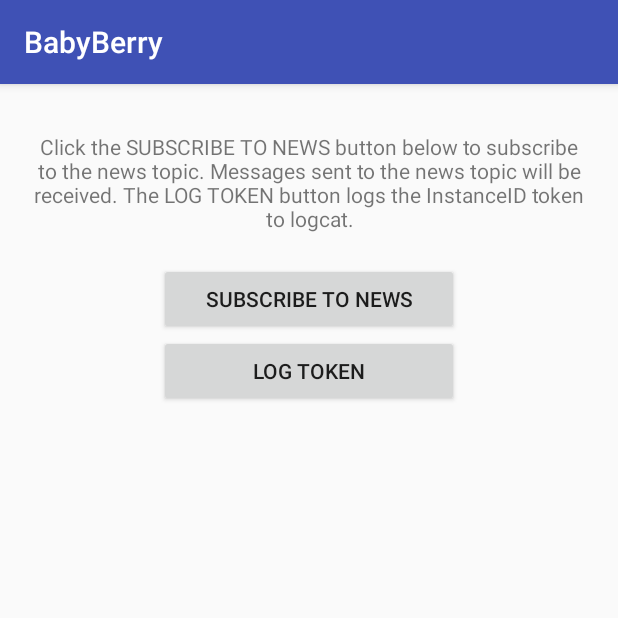
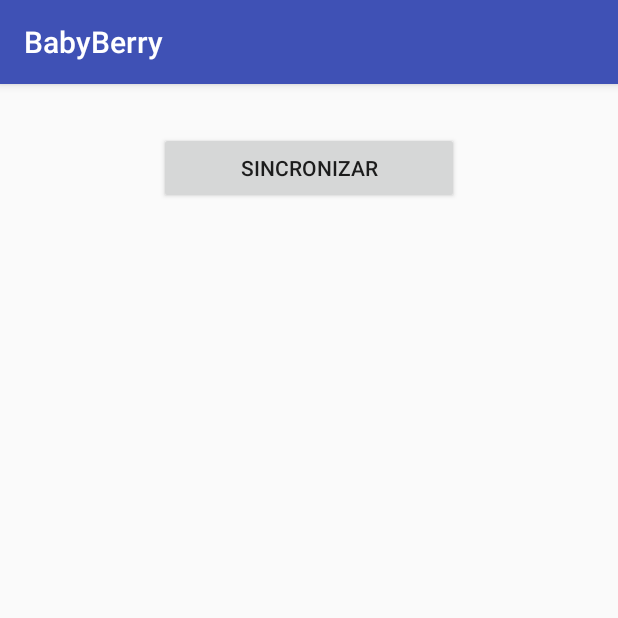
Before and after one commit to elvists/BabyBerry, an Android app: the screen it shows after launch (MainActivity), on a phone screen of 412 x 824 dp, the top half of it. Run offline under Robolectric (Android 15) with nearby library versions, the phone set to English and light mode, and no system bars; libraries missing offline, so code that uses them is left out: cafe.adriel.androidaudioconverter, com.ibm.watson; pictures from the network do not load; 1 statement that could not run was skipped.

Commit message:
versao 2

```diff
--- a/app/src/main/java/solutis/com/br/babyberry/MainActivity.java
+++ b/app/src/main/java/solutis/com/br/babyberry/MainActivity.java
@@ -89,28 +89,13 @@ public class MainActivity extends AppCompatActivity implements TextToSpeechServi
         }
         // [END handle_data_extras]
 
-        Button subscribeButton = (Button) findViewById(R.id.subscribeButton);
-        subscribeButton.setOnClickListener(new View.OnClickListener() {
-            @Override
-            public void onClick(View v) {
-                // [START subscribe_topics]
-                FirebaseMessaging.getInstance().subscribeToTopic("news");
-                // [END subscribe_topics]
-
-                // Log and toast
-                String msg = getString(R.string.msg_subscribed);
-                Log.d(TAG, msg);
-                Toast.makeText(MainActivity.this, msg, Toast.LENGTH_SHORT).show();
-
-
-            }
-        });
-
         Button logTokenButton = (Button) findViewById(R.id.logTokenButton);
         logTokenButton.setOnClickListener(new View.OnClickListener() {
             @Override
             public void onClick(View v) {
                 // Get token
+                FirebaseMessaging.getInstance().subscribeToTopic("news");
+
                 String token = FirebaseInstanceId.getInstance().getToken();
 
                 // Log and toast
--- a/app/src/main/res/layout/activity_main.xml
+++ b/app/src/main/res/layout/activity_main.xml
@@ -15,22 +15,6 @@
         android:layout_marginBottom="16dp"
         android:layout_gravity="center_horizontal" />
 
-    <TextView
-        android:id="@+id/informationTextView"
-        android:layout_width="wrap_content"
-        android:layout_height="wrap_content"
-        android:layout_gravity="center_horizontal"
-        android:gravity="center_horizontal"
-        android:text="@string/quickstart_message" />
-
-    <Button
-        android:id="@+id/subscribeButton"
-        android:layout_width="@dimen/standard_field_width"
-        android:layout_height="wrap_content"
-        android:layout_gravity="center_horizontal"
-        android:layout_marginTop="20dp"
-        android:text="@string/subscribe_to_news" />
-
     <Button
         android:id="@+id/logTokenButton"
         android:layout_width="@dimen/standard_field_width"
--- a/app/src/main/res/values/strings.xml
+++ b/app/src/main/res/values/strings.xml
@@ -4,7 +4,7 @@
         news topic. Messages sent to the news topic will be received. The LOG TOKEN button logs the
         InstanceID token to logcat.</string>
     <string name="subscribe_to_news">Subscribe To News</string>
-    <string name="log_token">Log Token</string>
+    <string name="log_token">Sincronizar</string>
 
     <string name="msg_subscribed">Subscribed to news topic</string>
     <string name="msg_token_fmt" translatable="false">InstanceID Token: %s</string>
```
